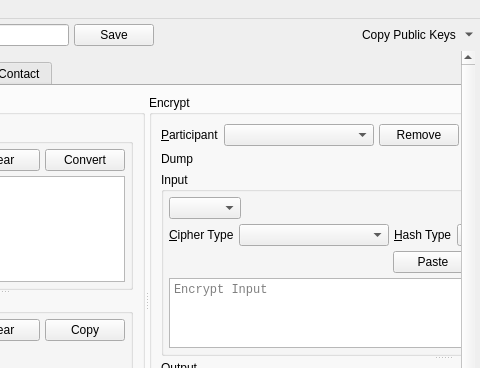
The window that branches/trunk/UI/spot-on-rosetta.ui (textbrowser/spot-on) describes before a commit, drawn with Qt 5; both pictures show x 170 to 650 and y 0 to 368 of the 650 by 550 pixel window.
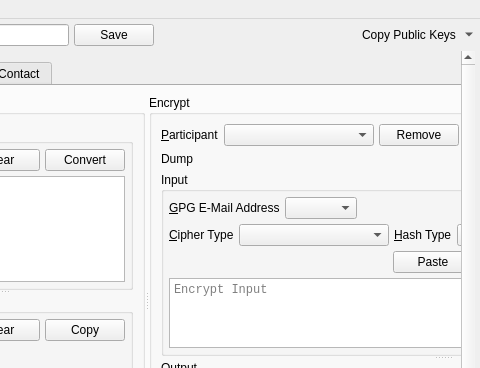
The same window after the commit. Icons and pictures are not drawn.

Commit message: Multiple GPG key pairs.

Patch:
```diff
--- a/branches/trunk/UI/spot-on-rosetta.ui
+++ b/branches/trunk/UI/spot-on-rosetta.ui
@@ -454,7 +454,17 @@
                     <item>
                      <layout class="QHBoxLayout" name="horizontalLayout_13">
                       <item>
-                       <widget class="QComboBox" name="email_addresses">
+                       <widget class="QLabel" name="label_6">
+                        <property name="text">
+                         <string>&amp;GPG E-Mail Address</string>
+                        </property>
+                        <property name="buddy">
+                         <cstring>gpg_email_addresses</cstring>
+                        </property>
+                       </widget>
+                      </item>
+                      <item>
+                       <widget class="QComboBox" name="gpg_email_addresses">
                         <property name="sizeAdjustPolicy">
                          <enum>QComboBox::AdjustToContents</enum>
                         </property>
```
Left out of the diff: 1 changed line with no effect on the pictures. The commit also changes 2 other files.
